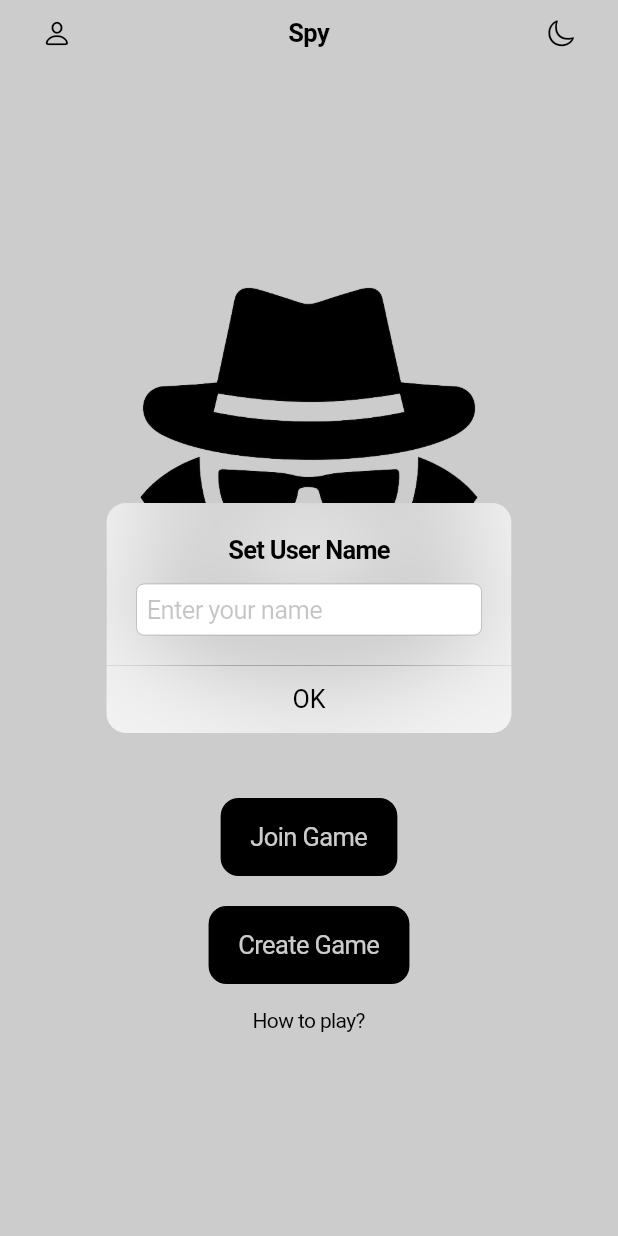
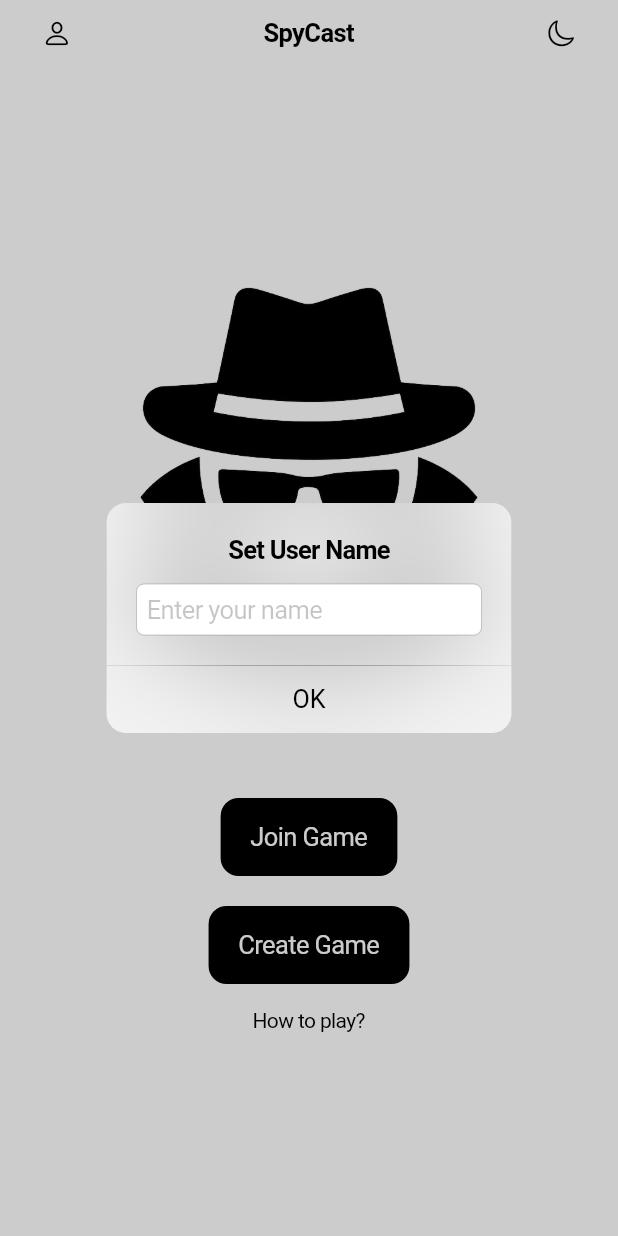
Before and after one commit to kevin6shah/spy-flutter, a Flutter app: the screen it shows after launch, on a phone screen of 412 x 824 dp. Run offline on Flutter 3.47's test engine with Material 3 defaults, Android fonts, the phone set to English and light mode, and no system bars; our stand-ins replace auto_size_text, cloud_firestore, firebase_core, flutter_dotenv, shared_preferences; accounts and stored records are empty; generated files the repository leaves out were written again.

Commit message:
Changes to SpyCast

```diff
--- a/lib/create_game.dart
+++ b/lib/create_game.dart
@@ -5,8 +5,8 @@ import 'dart:math';
 import 'package:cloud_firestore/cloud_firestore.dart';
 import 'package:flutter/cupertino.dart';
 import 'package:shared_preferences/shared_preferences.dart';
-import 'package:spy/game_lobby.dart';
-import 'package:spy/main.dart';
+import 'package:spycast/game_lobby.dart';
+import 'package:spycast/main.dart';
 
 class CreateGame extends StatefulWidget {
   final String userName;
--- a/lib/game_lobby.dart
+++ b/lib/game_lobby.dart
@@ -1,8 +1,8 @@
 import 'package:cloud_firestore/cloud_firestore.dart';
 import 'package:flutter/cupertino.dart';
 import 'package:shared_preferences/shared_preferences.dart';
-import 'package:spy/game_view.dart';
-import 'package:spy/main.dart';
+import 'package:spycast/game_view.dart';
+import 'package:spycast/main.dart';
 
 class GameLobby extends StatefulWidget {
   const GameLobby({super.key, required this.prefs, this.createdGame = false});
--- a/lib/game_view.dart
+++ b/lib/game_view.dart
@@ -5,8 +5,8 @@ import 'package:auto_size_text/auto_size_text.dart';
 import 'package:cloud_firestore/cloud_firestore.dart';
 import 'package:flutter/cupertino.dart';
 import 'package:shared_preferences/shared_preferences.dart';
-import 'package:spy/game_lobby.dart';
-import 'package:spy/main.dart';
+import 'package:spycast/game_lobby.dart';
+import 'package:spycast/main.dart';
 
 class GameView extends StatefulWidget {
   const GameView({
--- a/lib/instructions.dart
+++ b/lib/instructions.dart
@@ -1,6 +1,6 @@
 import 'package:flutter/cupertino.dart';
 import 'package:flutter/material.dart';
-import 'package:spy/main.dart';
+import 'package:spycast/main.dart';
 
 class Instructions extends StatelessWidget {
   const Instructions({super.key});
@@ -31,7 +31,7 @@ class Instructions extends StatelessWidget {
             children: [
               Center(
                 child: Text(
-                  'How to Play Spy',
+                  'How to Play SpyCast',
                   style: TextStyle(
                     fontSize: 26,
                     fontWeight: FontWeight.bold,
--- a/lib/main.dart
+++ b/lib/main.dart
@@ -3,10 +3,10 @@ import 'package:firebase_core/firebase_core.dart';
 import 'package:flutter/cupertino.dart';
 import 'package:flutter_dotenv/flutter_dotenv.dart';
 import 'package:shared_preferences/shared_preferences.dart';
-import 'package:spy/create_game.dart';
-import 'package:spy/firebase_options.dart';
-import 'package:spy/game_lobby.dart';
-import 'package:spy/instructions.dart';
+import 'package:spycast/create_game.dart';
+import 'package:spycast/firebase_options.dart';
+import 'package:spycast/game_lobby.dart';
+import 'package:spycast/instructions.dart';
 
 void main() async {
   WidgetsFlutterBinding.ensureInitialized();
@@ -21,7 +21,7 @@ class MyApp extends StatelessWidget {
   // This widget is the root of your application.
   @override
   Widget build(BuildContext context) {
-    return MyHomePage(title: 'Spy');
+    return MyHomePage(title: 'SpyCast');
   }
 }
 
@@ -48,6 +48,11 @@ class _MyHomePageState extends State<MyHomePage> {
       if (_prefs!.containsKey('userName')) {
         userName = _prefs!.getString('userName');
       }
+      if (_prefs!.containsKey('brightness')) {
+        _brightness = _prefs!.getString('brightness') == 'dark'
+            ? Brightness.dark
+            : Brightness.light;
+      }
       return prefs;
     });
   }
@@ -56,6 +61,7 @@ class _MyHomePageState extends State<MyHomePage> {
     setState(() {
       _brightness =
           _brightness == Brightness.light ? Brightness.dark : Brightness.light;
+      _prefs!.setString('brightness', _brightness == Brightness.light ? 'light' : 'dark');
     });
   }
 
--- a/pubspec.yaml
+++ b/pubspec.yaml
@@ -1,4 +1,4 @@
-name: spy
+name: spycast
 description: "A fun strategy game where players take on the role of spies, using their wits and skills to outsmart each other. Players must gather information, complete missions, and avoid detection while trying to be the last spy standing."
 # The following line prevents the package from being accidentally published to
 # pub.dev using `flutter pub publish`. This is preferred for private packages.
```
Also changed, not shown: 5 other files.
